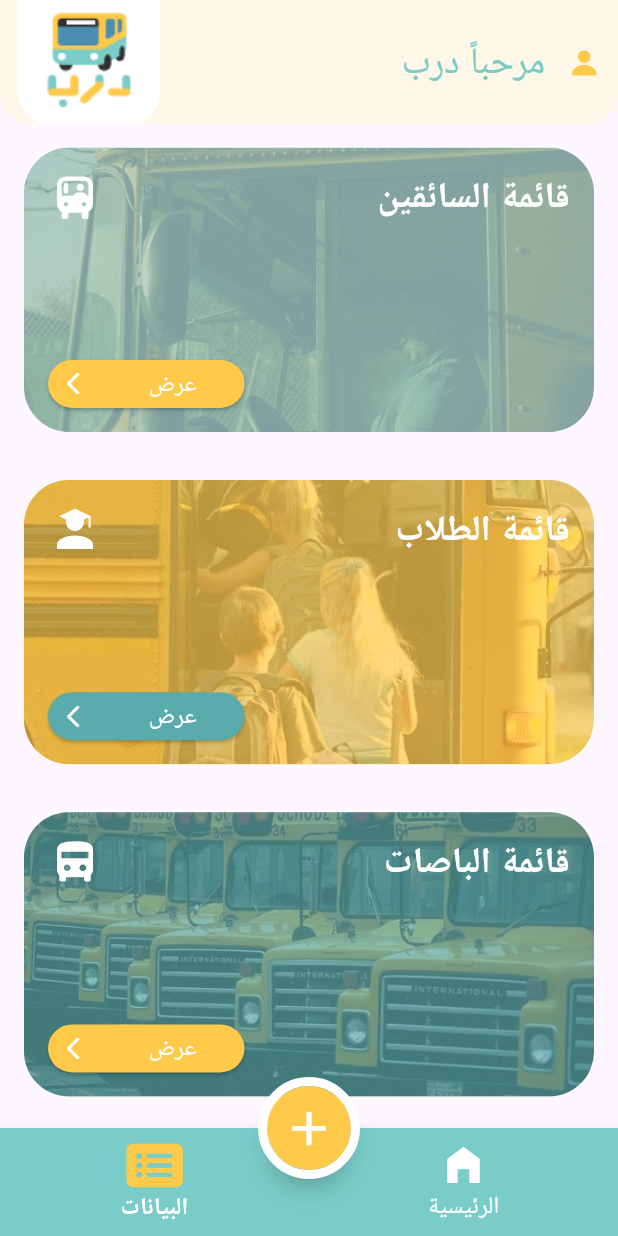
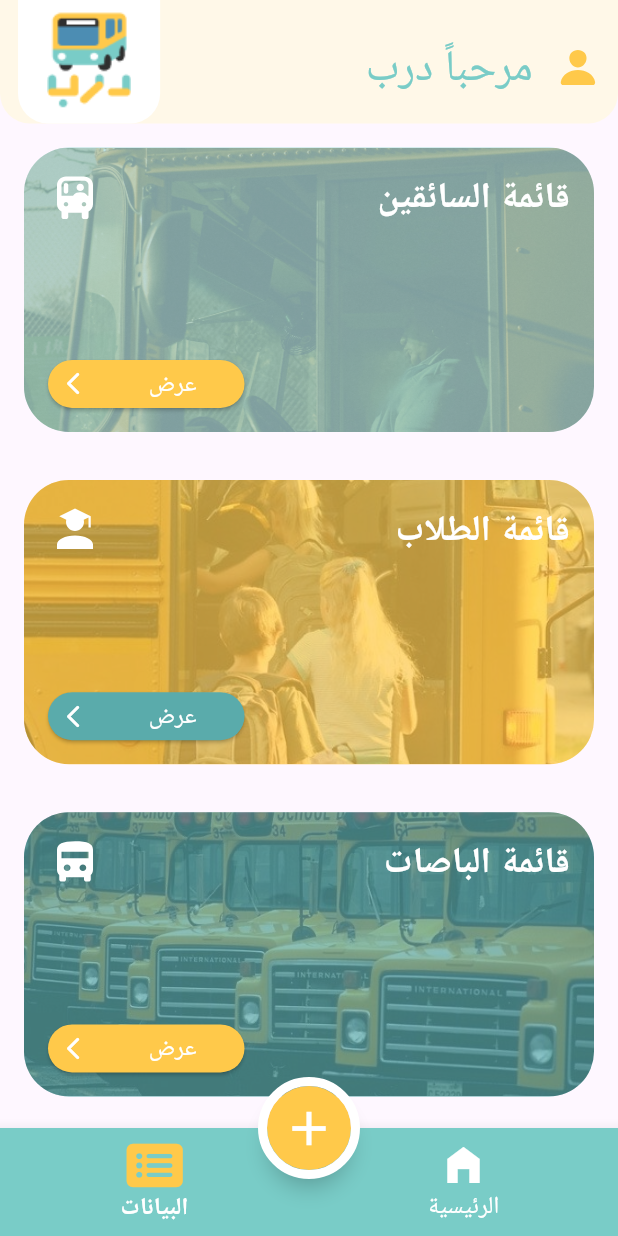
Before and after one commit to TuwaieqHMA/Darb-App, a Flutter app: the SupervisorNavigationPage screen opened directly, item 2 of the bottom bar chosen, on a phone screen of 412 x 824 dp. Run offline on Flutter 3.47's test engine with Material 3 defaults, Android fonts, the phone set to English and light mode, and no system bars; our stand-ins replace bloc, cached_network_image, flutter_bloc, flutter_dotenv, flutter_localization, flutter_otp_text_field and 11 more; missing offline and left inert: cron, flutter_polyline_points, google_maps_place_picker_mb, otp_timer_button, regexed_validator; accounts and stored records are empty; network calls fail; project files that could hold a hidden picture were left out.

Commit message:
Fix: Making final fixes and adjusting code

```diff
--- a/lib/services/database_service.dart
+++ b/lib/services/database_service.dart
@@ -248,7 +248,7 @@ class DBService {
     await supabase.from('Trip').insert(trip.toJson());
     await getOneDriverData(trip.driverId);
      int numTrip = 0;
-    if(locator.driverData.noTrips! == 0 ){
+    if(locator.driverData.noTrips! >= 0 ){
       numTrip = locator.driverData.noTrips! + 1;
     }
     await supabase.from("Driver").update({"no_trips": numTrip}).eq('id', trip.driverId);
@@ -556,7 +556,7 @@ return studentList;
   Future<List<TripCard>> getAllDriverTrips() async {
     List<Trip> tripList = [];
     List<TripCard> tripCardList = [];
-    List<Map<String, dynamic>> mapTriplist = await supabase.from("Trip").select().eq('driver_id', locator.currentUser.id!).order('date',);
+    List<Map<String, dynamic>> mapTriplist = await supabase.rpc('get_driver_trips', params: {'driverid': locator.currentUser.id});
     if(mapTriplist.isNotEmpty){
       for (Map<String, dynamic> tripMap in mapTriplist){
         tripList.add(Trip.fromJson(tripMap));
--- a/lib/widgets/home_appbar.dart
+++ b/lib/widgets/home_appbar.dart
@@ -46,7 +46,7 @@ class HomeAppBar extends StatelessWidget {
                     },
                     child: SvgPicture.asset(
                       "assets/icons/icon_person.svg",
-                      width: context.getWidth() * 0.05, // 30,
+                      width: context.getWidth() * 0.07, // 30,
                     ),
                   ),
                   width16,
@@ -59,7 +59,7 @@ class HomeAppBar extends StatelessWidget {
                           style: TextStyle(
                               overflow: TextOverflow.ellipsis,
                               color: textColor ?? skyblueColor,
-                              fontSize: context.getWidth() * .06,
+                              fontSize: context.getWidth() * .07,
                               fontFamily: inukFont),
                         );
                       },
```
